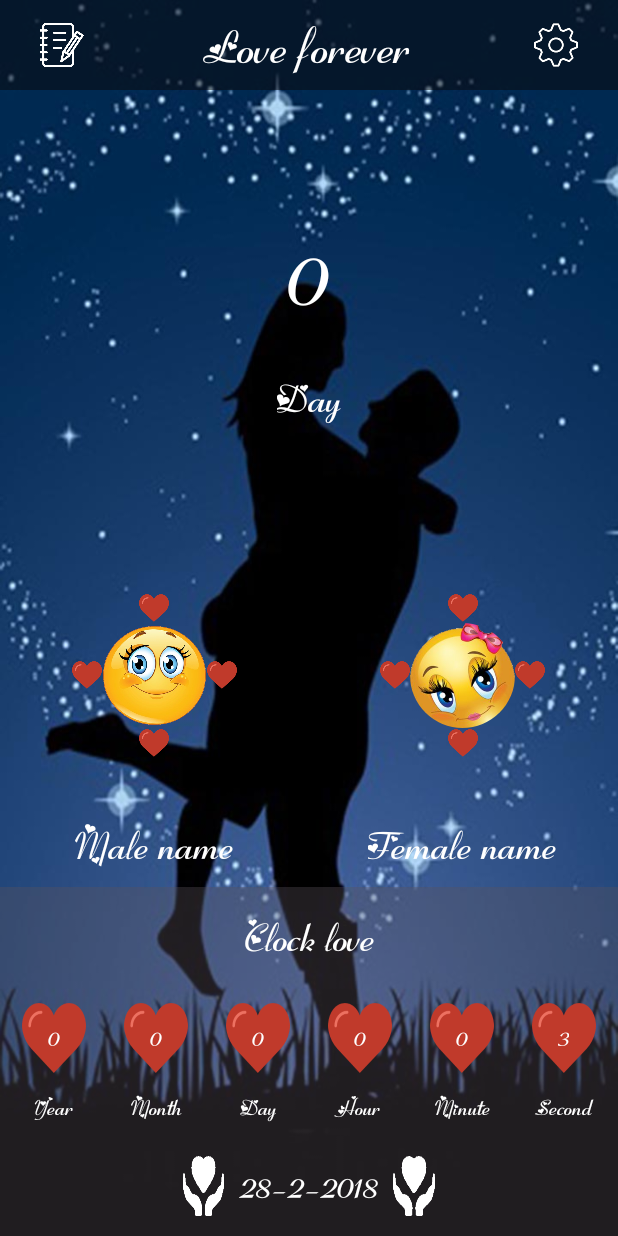
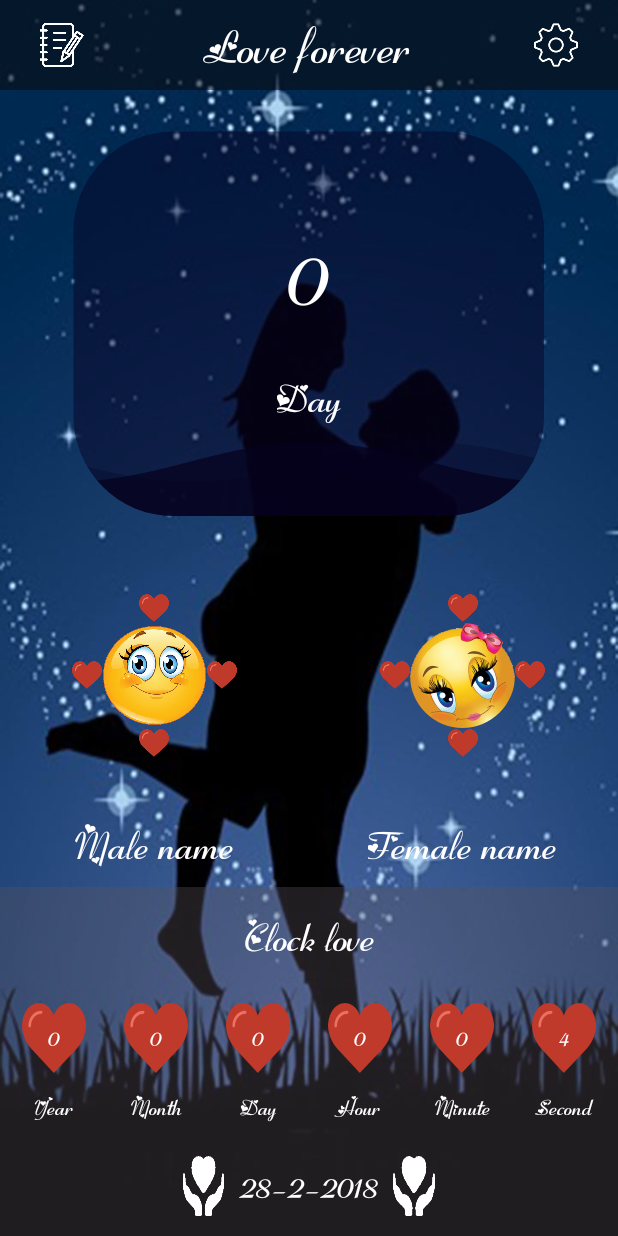
Before and after one commit to trungkiencn2/DemNgayYeu-Skyads, an Android app: the screen it shows after launch (MainActivity), after a tap on "START LOVE", on a phone screen of 412 x 824 dp. Run offline under Robolectric (Android 15) with nearby library versions, the phone set to English and light mode, and no system bars; our stand-ins replace AdMob, CircleImageView; libraries missing offline, so code that uses them is left out: com.facebook.ads, com.flask.colorpicker, com.kobakei.ratethisapp, com.mikhaellopez.circularprogressbar, com.theartofdev.edmodo; pictures from the network do not load; Roboto replaces fonts that are not available here; 13 statements that could not run were skipped.

Commit message:
commit 28-2-2018

```diff
--- a/app/build.gradle
+++ b/app/build.gradle
@@ -10,6 +10,7 @@ android {
         versionCode 5
         versionName "1.4"
         testInstrumentationRunner "android.support.test.runner.AndroidJUnitRunner"
+        multiDexEnabled true
     }
 
     buildTypes {
--- a/app/src/main/java/com/example/hp6300pro/demngayyeu/lock/Sv.java
+++ b/app/src/main/java/com/example/hp6300pro/demngayyeu/lock/Sv.java
@@ -27,7 +27,7 @@ public class Sv extends Service {
         IntentFilter filter = new IntentFilter(Intent.ACTION_SCREEN_ON);
         filter.addAction(Intent.ACTION_SCREEN_OFF);
         filter.addAction(Intent.ACTION_USER_PRESENT);
-        filter.setPriority(999);
+//        filter.setPriority(999);
         myReceiver = new MyReceiver();
         registerReceiver(myReceiver, filter);
         return START_STICKY;
--- a/app/src/main/res/layout/activity_main.xml
+++ b/app/src/main/res/layout/activity_main.xml
@@ -82,7 +82,7 @@
                         android:layout_gravity="center"
                         app:wlv_borderColor="@color/colorAccent"
                         app:wlv_borderWidth="6dp"
-                        app:wlv_wave_background_Color="#59000000"
+                        app:wlv_wave_background_Color="#000000"
                         app:wlv_progressValue="2"
                         app:wlv_round_rectangle="true"
                         app:wlv_shapeType="rectangle"
--- a/app/src/main/res/values/strings.xml
+++ b/app/src/main/res/values/strings.xml
@@ -40,7 +40,7 @@
     <string name="set_quick_keys">Set quick keys</string>
     <string name="set_font">Set font</string>
     <string name="change_color_wave">Set color wave</string>
-    <string name="change_bg_color_wave">Set background wave</string>
+    <string name="change_bg_color_wave">change the background color of the wave</string>
     <string name="rate_us">Rate us</string>
     <string name="share">Share</string>
     <string name="set_lock_screen">Set lock screen</string>
@@ -53,5 +53,9 @@
     <string name="my_own_rate">Ok</string>
     <string name="my_own_thanks">Don\'t show again</string>
     <string name="my_own_title">Rate</string>
+    <string name="invite">Invite friend</string>
+    <string name="set_unlockscreen">Remove the lock screen</string>
+    <string name="turn_on_lockscreen">You just turned on the lock screen</string>
+    <string name="turn_off_lockscreen">You just turned off the lock screen</string>
 
 </resources>
```
Also changed, not shown: app/src/main/AndroidManifest.xml (+14 -4 lines), app/src/main/java/com/example/hp6300pro/demngayyeu/activity/MainActivity.java (+21 -2 lines), app/src/main/java/com/example/hp6300pro/demngayyeu/lock/MyReceiver.java (+6 -3 lines), app/src/main/java/com/example/hp6300pro/demngayyeu/lock/Receiver.java (deleted, +0 -25 lines), app/src/main/res/drawable/ic_unlockscreen.png (added), app/src/main/res/drawable/icon_app.png (added), app/src/main/res/drawable/invite.png (added), 83 other files.
